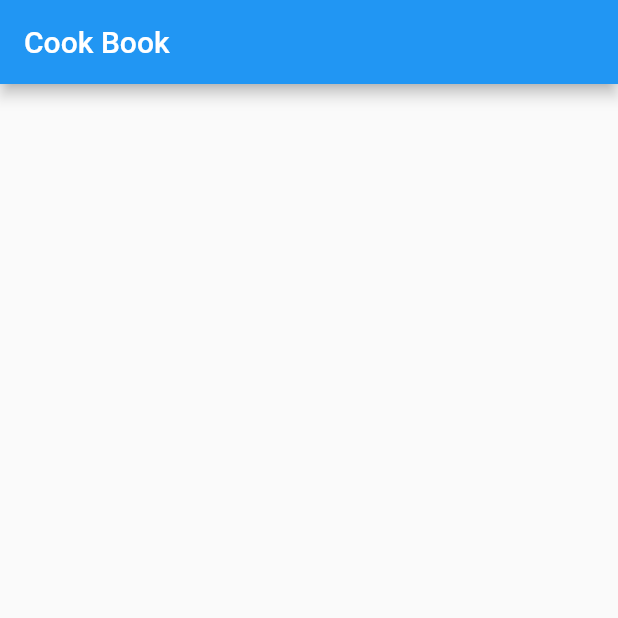
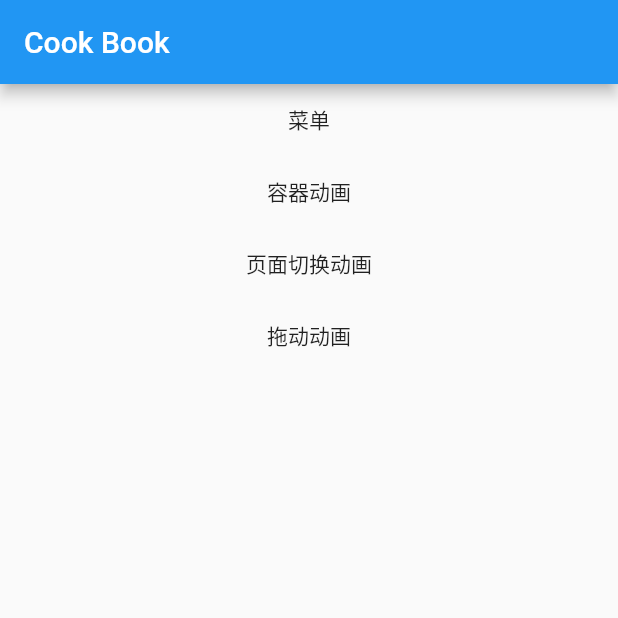
Before and after one commit to javyliu/flutter_cookbook, a Flutter app: the screen it shows after launch, on a phone screen of 412 x 824 dp, the top half of it. Run offline on Flutter 3.47's test engine with Material 2 defaults, Android fonts, the light colour scheme and no system bars.

Commit message:
add list to index

```diff
--- a/lib/main.dart
+++ b/lib/main.dart
@@ -16,7 +16,7 @@ class MyApp extends StatelessWidget {
       // home: PhysicsCardDragDemo(),
       // home: AnimatedContainerApp(),
       initialRoute: '/',
-      routes: routes,
+      routes: routes(),
     );
   }
 }
--- a/lib/routes/app_routes.dart
+++ b/lib/routes/app_routes.dart
@@ -6,9 +6,17 @@ import '../widgets/animated_container.dart';
 import '../widgets/page_route_transition.dart';
 import '../widgets/physics_simulation.dart';
 
-final Map<String, WidgetBuilder> routes = {
-  '/': (context) => MenuList(),
-  '/animated_container_app': (context) => AnimatedContainerApp(),
-  '/page_route_transition': (context) => PageRouteTransition(),
-  '/physics_card_drag': (context) => PhysicsCardDragDemo(),
-};
+final List<Map> oriRoutes = [
+  {"title": "菜单", "path": "/", "fun": (context) => MenuList()},
+  {"title": "容器动画", "path": "/animated_container", "fun": (context) => AnimatedContainerApp()},
+  {"title": "页面切换动画", "path": "/page_route_transition", "fun": (context) => PageRouteTransition()},
+  {"title": "拖动动画", "path": "/physics_card_demo", "fun": (context) => PhysicsCardDragDemo()},
+];
+
+Map<String, WidgetBuilder> routes() {
+  Map<String, WidgetBuilder> map = {};
+  for (var item in oriRoutes) {
+    map[item["path"]] = item["fun"];
+  }
+  return map;
+}
--- a/lib/widgets/menu_list.dart
+++ b/lib/widgets/menu_list.dart
@@ -1,4 +1,5 @@
 import 'package:flutter/material.dart';
+import '../routes/app_routes.dart';
 
 class MenuList extends StatelessWidget {
   @override
@@ -7,7 +8,18 @@ class MenuList extends StatelessWidget {
       appBar: AppBar(
         title: Text("Cook Book"),
       ),
-      body: Center(),
+      body: SingleChildScrollView(
+        child: Center(
+          child: Column(
+            children: oriRoutes.map((element) {
+              return FlatButton(
+                child: Text(element["title"]),
+                onPressed: () => Navigator.push(context, MaterialPageRoute(builder: element["fun"])),
+              );
+            }).toList(),
+          ),
+        ),
+      ),
     );
   }
 }
```
